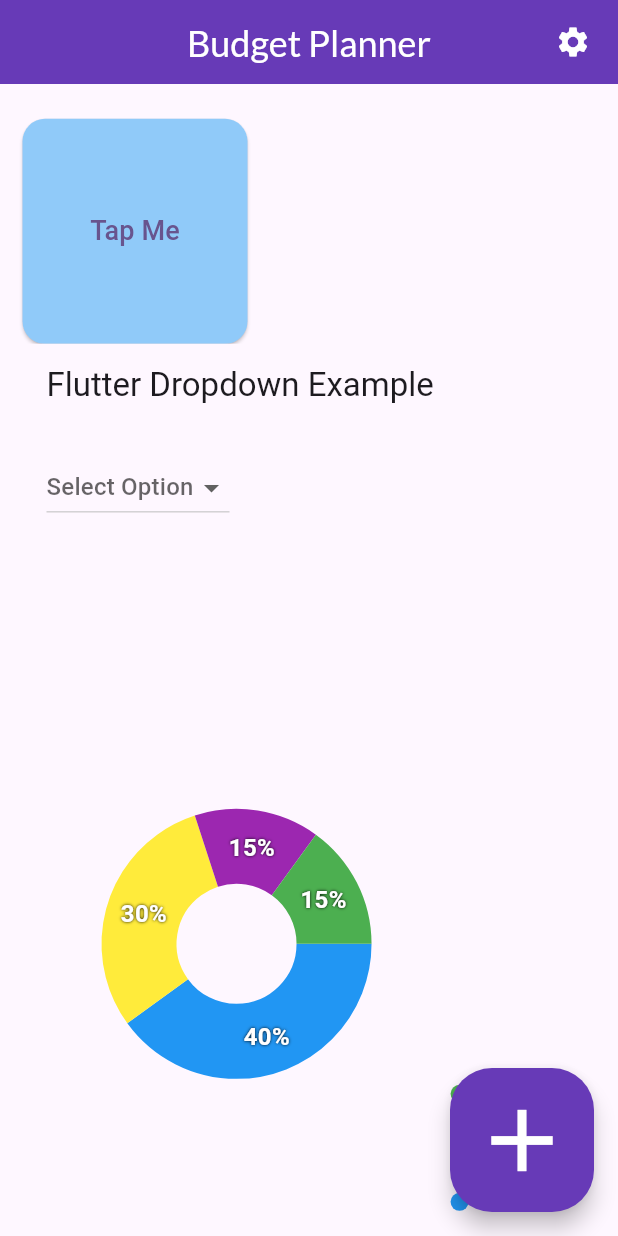
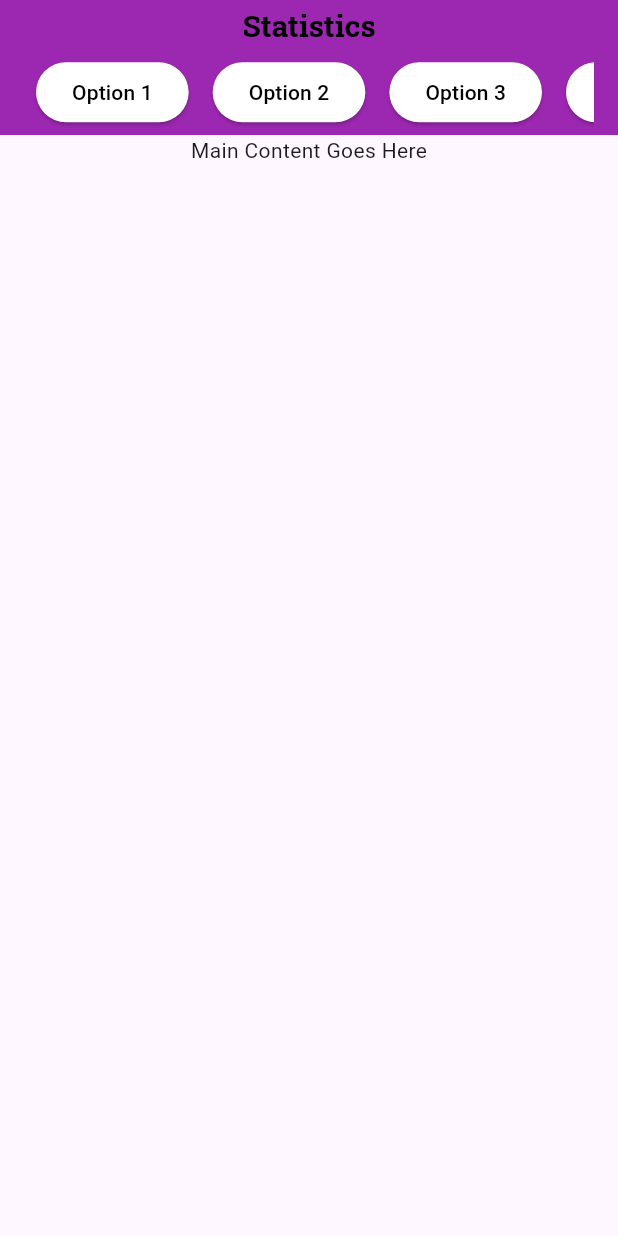
Before and after one commit to rabiaryal/budget_planner_022, a Flutter app: the screen it shows after launch, on a phone screen of 412 x 824 dp. Run offline on Flutter 3.47's test engine with Material 3 defaults, Android fonts, the phone set to English and light mode, and no system bars; drawn by our look-alikes of fl_chart; our stand-ins replace another_flushbar, firebase_auth, fluttertoast, font_awesome_flutter, google_fonts, shared_preferences; missing offline and left inert: function_tree; accounts and stored records are empty.

Commit message:
settings updated

```diff
--- a/lib/main.dart
+++ b/lib/main.dart
@@ -2,6 +2,7 @@ import 'package:budget_planner/home/homepage.dart';
 import 'package:budget_planner/home/provider%20state/initialinfoprovider.dart';
 import 'package:budget_planner/profilepage/notification/provider/notificationprovider.dart';
 import 'package:budget_planner/provider/themeprovider.dart';
+import 'package:budget_planner/statistics/statisticshome.dart';
 
 import 'package:flutter/material.dart';
 import 'package:provider/provider.dart';
@@ -10,7 +11,7 @@ void main() {
   runApp(MultiProvider(providers: [
     ChangeNotifierProvider(create: (context) => InitialInfoProvider()),
     ChangeNotifierProvider(create: (context) => ThemeNotifier()),
-    ChangeNotifierProvider(create: (context)=>NotificationProvider())
+    ChangeNotifierProvider(create: (context) => NotificationProvider())
   ], child: const MyApp()));
 }
 
@@ -31,7 +32,6 @@ class MyApp extends StatelessWidget {
           brightness: Brightness.dark,
           primaryColor: Colors.blueAccent,
         ),
-      home: const HomePage(),
-    );
+        home: const StatisticHomePage());
   }
 }
--- /dev/null
+++ b/lib/statistics/statisticshome.dart
@@ -0,0 +1,78 @@
+import 'package:budget_planner/Utils/style/textstyle.dart';
+import 'package:flutter/material.dart';
+
+class StatisticHomePage extends StatefulWidget {
+  const StatisticHomePage({super.key});
+
+  @override
+  State<StatisticHomePage> createState() => _StatisticHomePageState();
+}
+
+class _StatisticHomePageState extends State<StatisticHomePage> {
+  @override
+  Widget build(BuildContext context) {
+    return Scaffold(
+      appBar: AppBar(
+        toolbarHeight: 90,
+        backgroundColor: Colors.purple,
+        centerTitle: true,
+        title: Column(
+          crossAxisAlignment: CrossAxisAlignment.center, // Center the content
+          mainAxisSize: MainAxisSize.min, // Prevent Column from over-expanding
+          children: [
+            Text(
+              'Statistics',
+              style:
+                  TextStylesOO.title(context), // Use a well-defined TextStyle
+              maxLines: 1, // Prevent text overflow
+              overflow: TextOverflow.ellipsis,
+            ),
+            const SizedBox(height: 8), // Space between title and sidebar
+          const   SingleChildScrollView(
+              scrollDirection: Axis.horizontal,
+              child: Row(
+                mainAxisSize:
+                    MainAxisSize.min, // Prevent Row from over-expanding
+                children: const [
+                  SidebarItem(label: 'Option 1'),
+                  SidebarItem(label: 'Option 2'),
+                  SidebarItem(label: 'Option 3'),
+                  SidebarItem(label: 'Option 4'),
+                  SidebarItem(label: 'Option 5'),
+                ],
+              ),
+            ),
+          ],
+        ),
+      ),
+      body: const  Column(
+        children: const [
+          Center(
+            child: Text('Main Content Goes Here'),
+          ),
+        ],
+      ),
+    );
+  }
+}
+
+class SidebarItem extends StatelessWidget {
+  final String label;
+
+  const SidebarItem({required this.label, Key? key}) : super(key: key);
+
+  @override
+  Widget build(BuildContext context) {
+    return Padding(
+      padding: const EdgeInsets.symmetric(horizontal: 8.0),
+      child: ElevatedButton(
+        onPressed: () {},
+        child: Text(label),
+        style: ElevatedButton.styleFrom(
+          backgroundColor: Colors.white,
+          foregroundColor: Colors.black,
+        ),
+      ),
+    );
+  }
+}
```
Also changed, not shown: lib/home/homepage.dart (+28 -9 lines), lib/home/storage/imagestoragemanager.dart (added, +114 -0 lines). Lines whose indentation alone changed are shown as unchanged.
